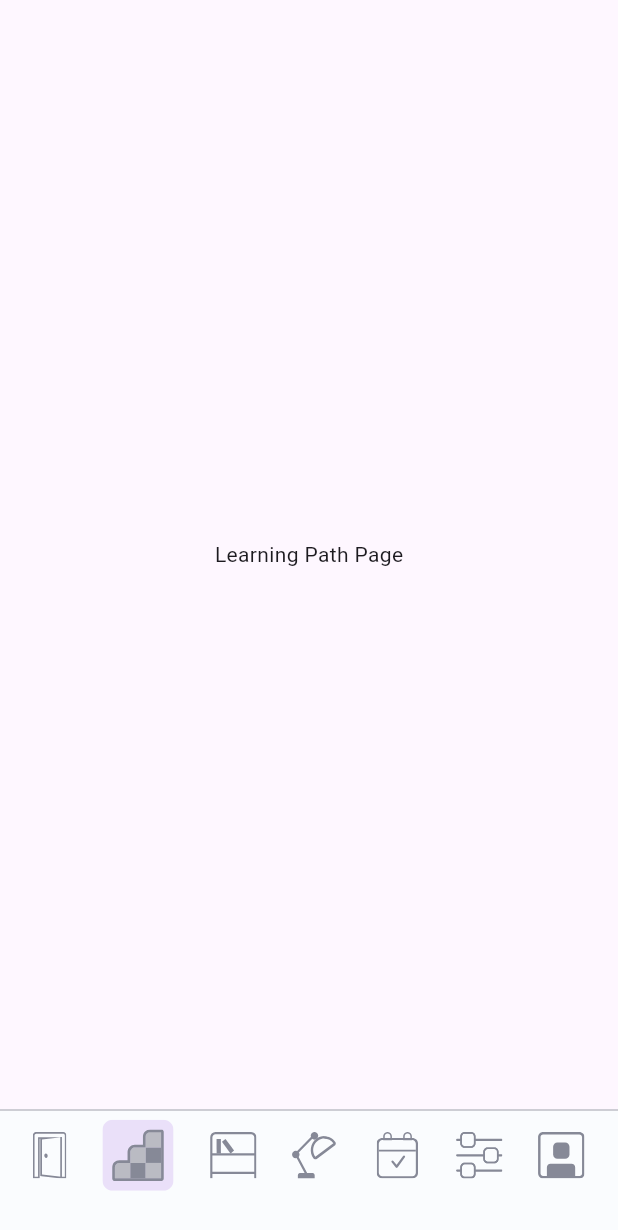
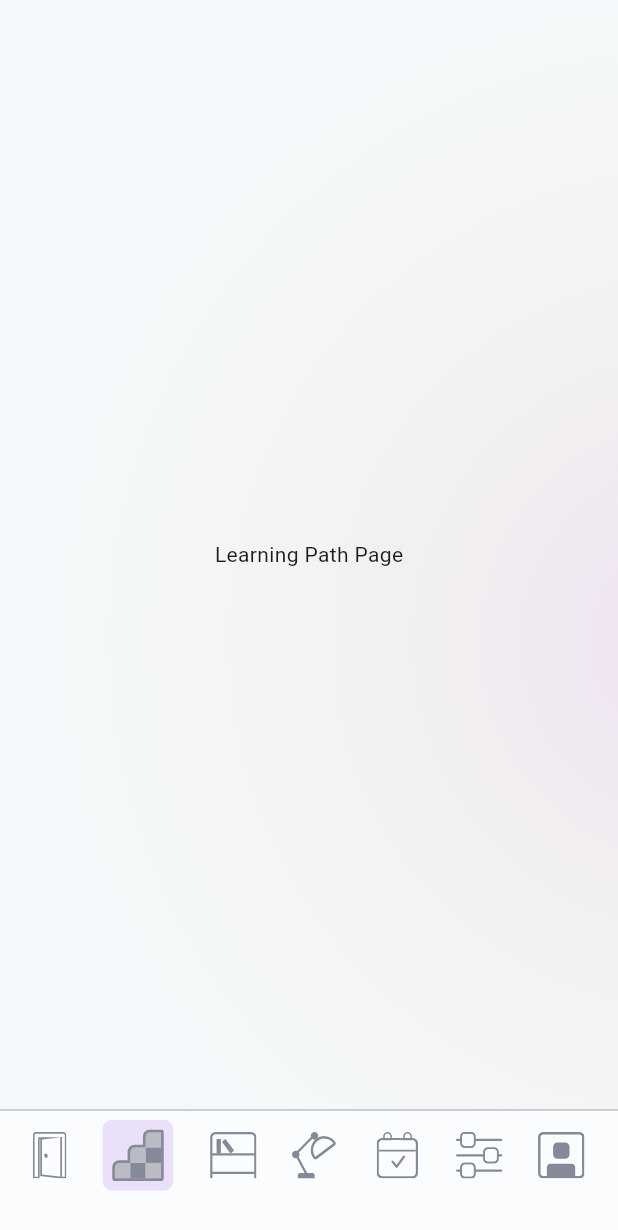
Before and after one commit to maedesad/language-learning-application, a Flutter app: the screen it shows after launch, after a tap on an icon or button, on a phone screen of 412 x 824 dp. Shown: the top 1230 px of the screen. Run offline on Flutter 3.47's test engine with Material 3 defaults, Android fonts, the phone set to English and light mode, and no system bars; our stand-ins replace flutter_screenutil, flutter_svg.

Commit message:
Add BaseBackground widget

```diff
--- a/frontend/lib/main_pages/home/home.dart
+++ b/frontend/lib/main_pages/home/home.dart
@@ -5,8 +5,8 @@ class HomePage extends StatelessWidget {
 
   @override
   Widget build(BuildContext context) {
-    return const Scaffold(
-      body: Center(child: Text("Home Page")),
+    return const Center(
+      child: Text("Home Page"),
     );
   }
 }
--- a/frontend/lib/main_pages/learning_path/learning_path.dart
+++ b/frontend/lib/main_pages/learning_path/learning_path.dart
@@ -5,8 +5,8 @@ class LearningPathPage extends StatelessWidget {
 
   @override
   Widget build(BuildContext context) {
-    return const Scaffold(
-      body: Center(child: Text("Learning Path Page")),
+    return const Center(
+      child: Text("Learning Path Page"),
     );
   }
 }
--- a/frontend/lib/main_pages/library/library.dart
+++ b/frontend/lib/main_pages/library/library.dart
@@ -5,8 +5,8 @@ class LibraryPage extends StatelessWidget {
 
   @override
   Widget build(BuildContext context) {
-    return const Scaffold(
-      body: Center(child: Text("Library Page")),
+    return const Center(
+      child: Text("Library Page"),
     );
   }
 }
--- a/frontend/lib/main_pages/planning/planning.dart
+++ b/frontend/lib/main_pages/planning/planning.dart
@@ -5,8 +5,8 @@ class PlanningPage extends StatelessWidget {
 
   @override
   Widget build(BuildContext context) {
-    return const Scaffold(
-      body: Center(child: Text("Planning Page")),
+    return const Center(
+      child: Text("Planning Page"),
     );
   }
 }
--- a/frontend/lib/main_pages/practice/practice.dart
+++ b/frontend/lib/main_pages/practice/practice.dart
@@ -5,8 +5,8 @@ class PracticingPage extends StatelessWidget {
 
   @override
   Widget build(BuildContext context) {
-    return const Scaffold(
-      body: Center(child: Text("Practicing Page")),
+    return const Center(
+      child: Text("Practice Page"),
     );
   }
 }
--- a/frontend/lib/main_pages/profile/profile.dart
+++ b/frontend/lib/main_pages/profile/profile.dart
@@ -5,8 +5,8 @@ class ProfilePage extends StatelessWidget {
 
   @override
   Widget build(BuildContext context) {
-    return const Scaffold(
-      body: Center(child: Text("Profile Page")),
+    return const Center(
+      child: Text("Profile Page"),
     );
   }
 }
--- a/frontend/lib/main_pages/setting/setting.dart
+++ b/frontend/lib/main_pages/setting/setting.dart
@@ -5,8 +5,8 @@ class SettingPage extends StatelessWidget {
 
   @override
   Widget build(BuildContext context) {
-    return const Scaffold(
-      body: Center(child: Text("Setting Page")),
+    return const Center(
+      child: Text("Setting Page"),
     );
   }
 }
--- /dev/null
+++ b/frontend/lib/theme/base_background_theme.dart
@@ -0,0 +1,51 @@
+import 'package:flutter/material.dart';
+import 'package:flutter_screenutil/flutter_screenutil.dart';
+
+// colors
+import '../theme/colors/semantic_colors.dart';
+
+class BaseBackground extends StatelessWidget {
+  final Widget child;
+
+  const BaseBackground({super.key, required this.child});
+
+  @override
+  Widget build(BuildContext context) {
+    return Stack(
+      children: [
+        // background
+        Container(
+          decoration: const BoxDecoration(
+            color: SemanticColors.backgroundBaseBlueColor, // sky blue background color
+          ),
+          child: Stack(
+            children: [
+              Positioned(
+                  left: -50.w,
+                  top: -54.h,
+                child: Container(
+                  width: 1100.w,
+                  height: 1100.h,
+                  decoration: const BoxDecoration(
+                    shape: BoxShape.circle,
+                    gradient: RadialGradient(
+                      center: Alignment.center,
+                      radius: 0.5,
+                      colors: [
+                        SemanticColors.BackgroundPurpleGradientColor, // purple - 100 opacity
+                        SemanticColors.BackgroundYellowGradientColor, // yellow - 0 opacity
+                      ],
+                    ),
+                  ),
+                ),
+              ),
+            ],
+          ),
+        ),
+
+        // page content
+        child,
+      ],
+    );
+  }
+}
--- a/frontend/lib/theme/colors/raw_palette.dart
+++ b/frontend/lib/theme/colors/raw_palette.dart
@@ -34,6 +34,7 @@ class RawPalette {
   static const Color acidyellow_50 = Color(0xFFFBFBF4);
   static const Color acidyellow_75 = Color(0xFFFAFBEA);
   static const Color acidyellow_100 = Color(0xFFF6F8DB);
+  static const Color acidyellow_100_opacity_0 = Color(0x00F6F8DB);
   static const Color acidyellow_150 = Color(0xFFEFF3C9);
   static const Color acidyellow_200 = Color(0xFFEEECCA);
   static const Color acidyellow_300 = Color(0xFFE6E4B2);
--- a/frontend/lib/theme/colors/semantic_colors.dart
+++ b/frontend/lib/theme/colors/semantic_colors.dart
@@ -4,6 +4,12 @@ import 'raw_palette.dart';
 /// Semantic color system
 /// Use these in the app instead of raw palette values
 class SemanticColors {
+  // background
+  static const Color backgroundBaseBlueColor = RawPalette.skyBlue_50;
+  static const Color BackgroundPurpleGradientColor = RawPalette.deepPurple_100_warm;
+  static const Color BackgroundYellowGradientColor = RawPalette.acidyellow_100_opacity_0;
+
+
   // Surface
   static const Color surface = RawPalette.skyBlue_5;
   static const Color border = RawPalette.coolGray_200;
--- a/frontend/lib/widgets/bottom_nav_bar.dart
+++ b/frontend/lib/widgets/bottom_nav_bar.dart
@@ -1,6 +1,7 @@
 import 'package:flutter/material.dart';
 import 'package:flutter_screenutil/flutter_screenutil.dart';
 import 'package:flutter_svg/flutter_svg.dart';
+import '../theme/base_background_theme.dart';
 
 // colors
 import '../theme/colors/semantic_colors.dart';
@@ -53,11 +54,19 @@ class _BottomNavBarState extends State<BottomNavBar> {
     });
   }
 
-  @override
-  Widget build(BuildContext context) {
-    return Scaffold(
-      body: _pages[_selectedIndex],
-      bottomNavigationBar: Container(
+   @override
+    Widget build(BuildContext context) {
+      return BaseBackground(
+        child: Scaffold(
+          backgroundColor: Colors.transparent, // بک‌گراند از BaseBackground بیفته
+          body: _pages[_selectedIndex],
+          bottomNavigationBar: _buildBottomBar(),
+        ),
+      );
+    }
+
+    Widget _buildBottomBar() {
+      return Container(
         height: 70.h + 28.h, // main hight + bottom paading
         width: Dimensions.screenWidth,
         decoration: BoxDecoration(
@@ -102,7 +111,6 @@ class _BottomNavBarState extends State<BottomNavBar> {
             }),
           ),
         ),
-      ),
-    );
+      );
   }
 }
--- a/frontend/pubspec.yaml
+++ b/frontend/pubspec.yaml
@@ -37,7 +37,7 @@ dependencies:
   # The following adds the Cupertino Icons font to your application.
   # Use with the CupertinoIcons class for iOS style icons.
   cupertino_icons: ^1.0.8
-  audioplayers: ^6.0.0
+
 
 dev_dependencies:
   flutter_test:
```
Also changed, not shown: frontend/pubspec.lock, 5 other files.
